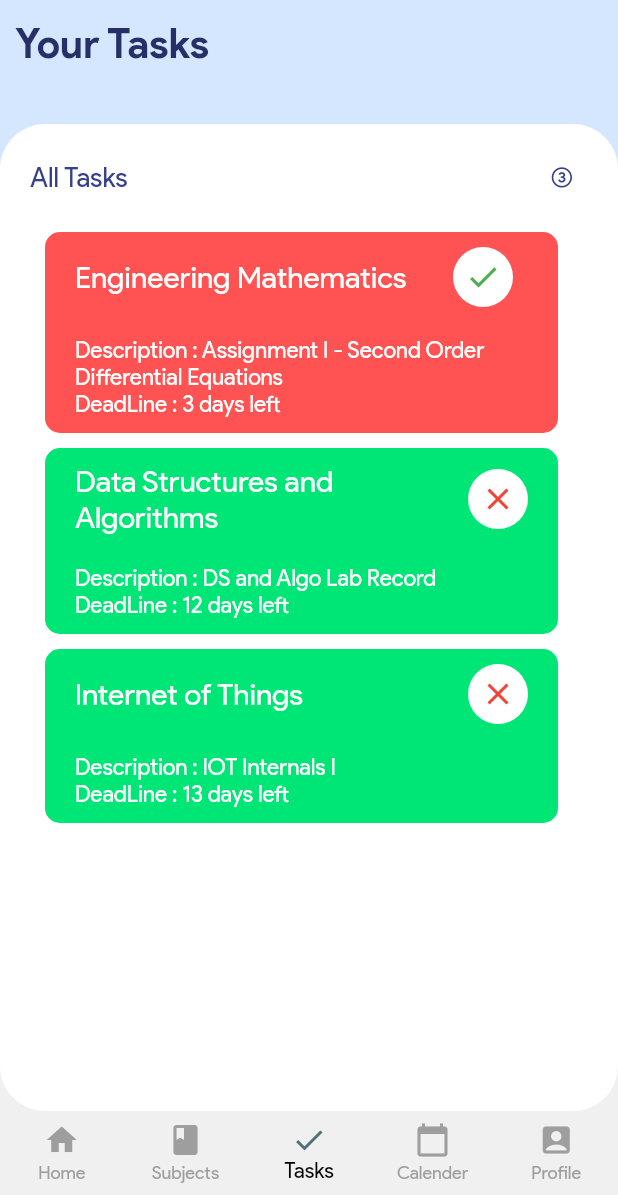
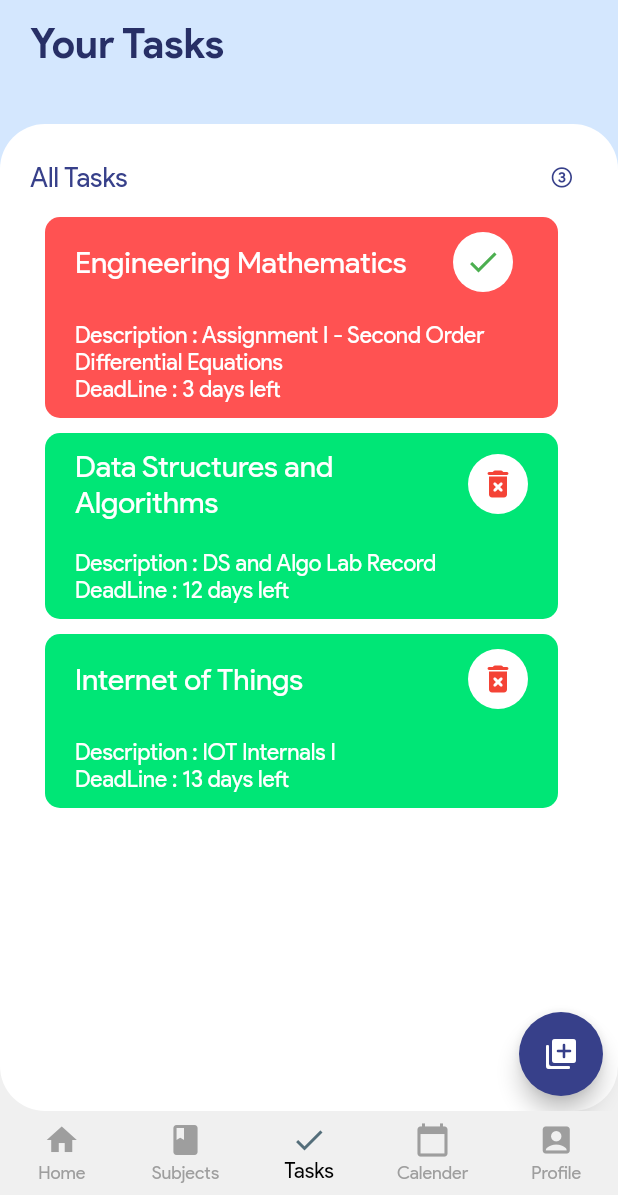
Before and after one commit to RoshanJose7/remind_me, a Flutter app: the MainApp screen opened directly, item 3 of the bottom bar chosen, on a phone screen of 412 x 824 dp, the part 41-1236 px from its top. Run offline on Flutter 3.47's test engine with Material 2 defaults, Android fonts, the phone set to English and light mode, and no system bars; our stand-ins replace flutter_datetime_picker, liquid_swipe.

Commit message:
Add: AddTask Page

```diff
--- a/lib/components/TaskDetailCard.dart
+++ b/lib/components/TaskDetailCard.dart
@@ -1,16 +1,22 @@
 import 'package:flutter/material.dart';
 
 class TaskDetailCard extends StatefulWidget {
-  bool isCompleted;
-  String subject;
-  String description;
-  DateTime deadLine;
+  final int id;
+  final bool isCompleted;
+  final String subject;
+  final String description;
+  final DateTime deadLine;
+  final Function updateTask;
+  final Function deleteTask;
 
   TaskDetailCard({
+    required this.id,
     required this.isCompleted,
     required this.subject,
     required this.deadLine,
     required this.description,
+    required this.updateTask,
+    required this.deleteTask,
   });
 
   @override
@@ -62,7 +68,7 @@ class _TaskDetailCardState extends State<TaskDetailCard> {
                               Icons.check,
                               color: Colors.green,
                             ),
-                            onPressed: () {},
+                            onPressed: () => widget.updateTask(id: widget.id),
                           ),
                         )
                       : Container(
@@ -74,10 +80,10 @@ class _TaskDetailCardState extends State<TaskDetailCard> {
                           height: 40,
                           child: IconButton(
                             icon: Icon(
-                              Icons.close,
+                              Icons.delete_forever_rounded,
                               color: Colors.red,
                             ),
-                            onPressed: () {},
+                            onPressed: () => widget.deleteTask(id: widget.id),
                           ),
                         ),
                 ],
--- a/lib/pages/Tasks.dart
+++ b/lib/pages/Tasks.dart
@@ -1,5 +1,8 @@
 import 'package:flutter/material.dart';
+
 import 'package:remind_me/components/TaskDetailCard.dart';
+import 'package:remind_me/models/Task.dart';
+import 'package:remind_me/pages/AddTask.dart';
 import 'package:remind_me/shared/globals.dart';
 
 class TasksPage extends StatefulWidget {
@@ -8,6 +11,24 @@ class TasksPage extends StatefulWidget {
 }
 
 class _TasksPageState extends State<TasksPage> {
+  void addToAll({required Task task}) {
+    setState(() {
+      Global.tasks.add(task);
+    });
+  }
+
+  void updateTask({required int id}) {
+    setState(() {
+      Global.tasks[id].isCompleted = !Global.tasks[id].isCompleted;
+    });
+  }
+
+  void deleteTask({required int id}) {
+    setState(() {
+      Global.tasks.removeAt(id);
+    });
+  }
+
   @override
   Widget build(BuildContext context) {
     final double height = MediaQuery.of(context).size.height;
@@ -26,15 +47,15 @@ class _TasksPageState extends State<TasksPage> {
                   height: height,
                   width: width,
                   padding: EdgeInsets.only(
-                    left: 10,
+                    left: 20,
                     right: 10,
                     top: 40,
                   ),
                   decoration: BoxDecoration(
                     gradient: LinearGradient(
                       colors: [
-                        Color(0xFFD4E7FE),
-                        Color(0xFFF0F0F0),
+                        const Color(0xFFD4E7FE),
+                        const Color(0xFFF0F0F0),
                       ],
                       begin: Alignment.topCenter,
                       end: Alignment.bottomCenter,
@@ -44,7 +65,7 @@ class _TasksPageState extends State<TasksPage> {
                   child: Text(
                     "Your Tasks",
                     style: TextStyle(
-                      color: Color(0xFF272F66),
+                      color: const Color(0xFF272F66),
                       fontSize: 27,
                       fontWeight: FontWeight.w600,
                     ),
@@ -60,7 +81,7 @@ class _TasksPageState extends State<TasksPage> {
                         Text(
                           Global.days[DateTime.now().weekday - 1],
                           style: TextStyle(
-                            color: Color(0xFF272F66),
+                            color: const Color(0xFF272F66),
                             fontWeight: FontWeight.bold,
                             fontSize: 14,
                           ),
@@ -68,7 +89,7 @@ class _TasksPageState extends State<TasksPage> {
                         Text(
                           " ${DateTime.now().day} ${Global.months[DateTime.now().month - 1]}",
                           style: TextStyle(
-                            color: Color(0xFF272F66),
+                            color: const Color(0xFF272F66),
                             fontSize: 14,
                             fontWeight: FontWeight.normal,
                           ),
@@ -110,30 +131,33 @@ class _TasksPageState extends State<TasksPage> {
                             Text(
                               "All Tasks",
                               style: TextStyle(
-                                color: Color(0xFF37408A),
+                                color: const Color(0xFF37408A),
                                 fontSize: 18,
                               ),
                             ),
                             Text(
                               "(${Global.tasks.length})",
                               style: TextStyle(
-                                color: Color(0xFF37408A),
+                                color: const Color(0xFF37408A),
                                 fontSize: 18,
                               ),
                             ),
                           ],
                         ),
-                        const SizedBox(height: 20),
+                        const SizedBox(height: 10),
                         Expanded(
                           flex: 4,
                           child: ListView.builder(
                             itemCount: Global.tasks.length,
-                            itemBuilder: (context, idx) {
+                            itemBuilder: (BuildContext context, int idx) {
                               return TaskDetailCard(
+                                id: idx,
                                 deadLine: Global.tasks[idx].deadLine,
                                 description: Global.tasks[idx].description,
                                 isCompleted: Global.tasks[idx].isCompleted,
                                 subject: Global.tasks[idx].subject,
+                                updateTask: updateTask,
+                                deleteTask: deleteTask,
                               );
                             },
                           ),
@@ -145,6 +169,20 @@ class _TasksPageState extends State<TasksPage> {
               ),
             ),
           ),
+          Positioned(
+            bottom: 10,
+            right: 10,
+            child: FloatingActionButton(
+              backgroundColor: Color(0xFF37408A),
+              onPressed: () => Navigator.push(
+                context,
+                MaterialPageRoute(
+                  builder: (context) => AddTask(callback: addToAll),
+                ),
+              ),
+              child: Icon(Icons.add_to_photos_rounded),
+            ),
+          ),
         ],
       ),
     );
```
Also changed, not shown: lib/pages/AddTask.dart (+138 -15 lines).
